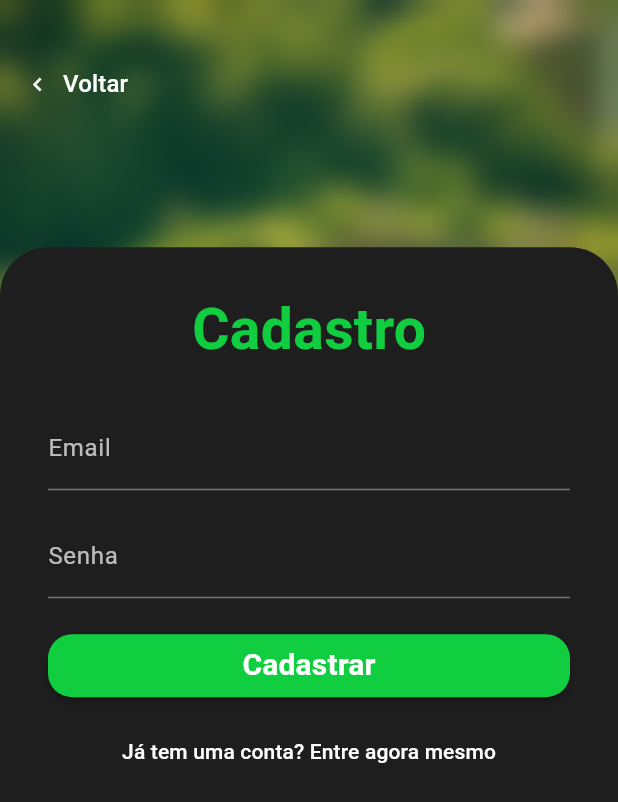
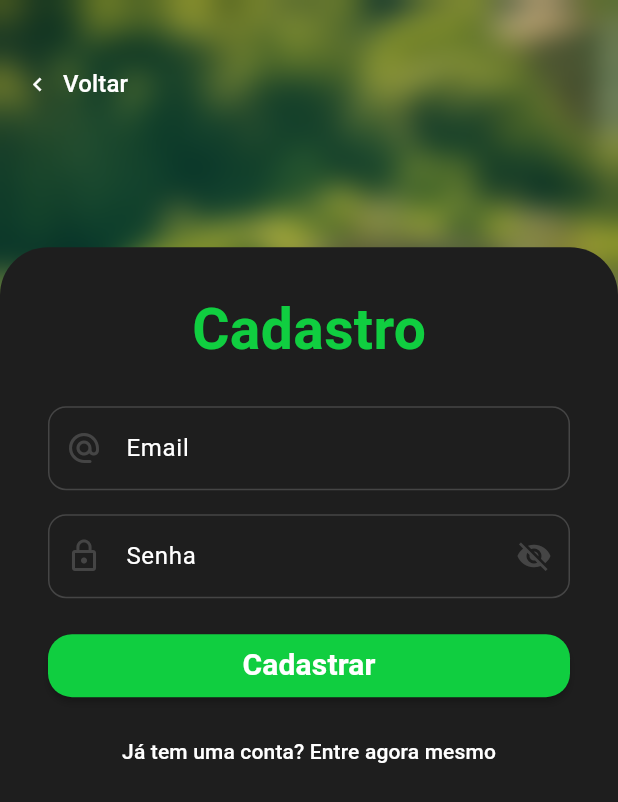
Before and after one commit to DiRezze/smart_house_app, a Flutter app: the screen it shows after launch, after a tap on "Cadastro", on a phone screen of 412 x 824 dp. Shown: the top 802 px of the screen. Run offline on Flutter 3.47's test engine with Material 3 defaults, Android fonts, the phone set to English and light mode, and no system bars; our stand-ins replace firebase_auth, firebase_core, flutter_dotenv; accounts and stored records are empty.

Commit message:
feat(auth): add auth forms input custom widget

```diff
--- a/lib/screens/landing_page.dart
+++ b/lib/screens/landing_page.dart
@@ -1,5 +1,4 @@
 import 'package:flutter/material.dart';
-import 'package:smart_house_app/theme/app_colors.dart';
 import 'package:smart_house_app/widgets/landing_button.dart';
 
 class LandingPage extends StatelessWidget{
--- a/lib/screens/login_page.dart
+++ b/lib/screens/login_page.dart
@@ -1,5 +1,6 @@
 import 'package:flutter/material.dart';
 import 'package:smart_house_app/services/auth_service.dart';
+import 'package:smart_house_app/widgets/auth_input.dart';
 import 'package:smart_house_app/widgets/landing_button.dart';
 import 'package:smart_house_app/widgets/layouts/auth_layout.dart';
 
@@ -48,24 +49,19 @@ class _LoginPageState extends State<LoginPage> {
         child: Column(
           crossAxisAlignment: CrossAxisAlignment.stretch,
           children: [
-            TextFormField(
-              decoration: const InputDecoration(
-                labelText: 'Email',
-                labelStyle: TextStyle(color: Colors.white),
-              ),
-              style: const TextStyle(color: Colors.white),
+            AuthInputField(
+              labelText: 'Email',
+              prefixIcon: Icons.alternate_email_rounded,
               keyboardType: TextInputType.emailAddress,
               validator: (value) =>
               value != null && value.contains('@') ? null : 'Email inválido',
               onSaved: (value) => _email = value!.trim(),
             ),
             const SizedBox(height: 16),
-            TextFormField(
-              decoration: const InputDecoration(
-                labelText: 'Senha',
-                labelStyle: TextStyle(color: Colors.white),
-              ),
-              style: const TextStyle(color: Colors.white),
+            AuthInputField(
+              labelText: 'Senha',
+              prefixIcon: Icons.lock_outline,
+              keyboardType: TextInputType.visiblePassword,
               obscureText: true,
               validator: (value) =>
               value != null && value.length >= 6 ? null : 'Mínimo 6 caracteres',
--- a/lib/screens/signup_page.dart
+++ b/lib/screens/signup_page.dart
@@ -1,4 +1,5 @@
 import 'package:flutter/material.dart';
+import 'package:smart_house_app/widgets/auth_input.dart';
 import 'package:smart_house_app/widgets/landing_button.dart';
 import 'package:smart_house_app/widgets/layouts/auth_layout.dart';
 import 'package:smart_house_app/services/auth_service.dart';
@@ -49,32 +50,22 @@ class _SignupPageState extends State<SignupPage> {
         key: _formKey,
         child: Column(
           children: [
-            TextFormField(
+            AuthInputField(
+              labelText: "Email",
+              prefixIcon: Icons.alternate_email_rounded,
+              keyboardType: TextInputType.emailAddress,
+              obscureText: false,
               controller: _emailController,
-              style: const TextStyle(color: Colors.white),
-              decoration: const InputDecoration(
-                labelText: 'Email',
-                labelStyle: TextStyle(color: Colors.white70),
-              ),
-              validator: (value) {
-                if (value == null || value.isEmpty) return 'Digite um e-mail';
-                if (!value.contains('@')) return 'E-mail inválido';
-                return null;
-              },
+              validator: (value) => value != null && value.contains('@') ? null : 'Email inválido',
             ),
             const SizedBox(height: 16),
-            TextFormField(
+            AuthInputField(
+              labelText: "Senha",
+              prefixIcon: Icons.lock_outline,
+              keyboardType: TextInputType.visiblePassword,
+              obscureText: true,
               controller: _passwordController,
-              style: const TextStyle(color: Colors.white),
-              obscureText: true,
-              decoration: const InputDecoration(
-                labelText: 'Senha',
-                labelStyle: TextStyle(color: Colors.white70),
-              ),
-              validator: (value) {
-                if (value == null || value.length < 6) return 'Mínimo de 6 caracteres';
-                return null;
-              },
+              validator: (value) => value != null && value.length >= 6 ? null : 'Mínimo 6 caracteres',
             ),
             const SizedBox(height: 24),
             _isLoading
--- a/lib/theme/app_colors.dart
+++ b/lib/theme/app_colors.dart
@@ -5,5 +5,9 @@ class AppColors {
   static const secondary = Color(0xFF00741D);
   static const background = Color(0xFF1E1E1E);
   static const gray = Color(0xFF252424);
+  static const outline = Color(0x4D9E9E9E);
+  static const selectOutline = Color(0x4DAEAEAE);
+  static const errorOutline = Color(0xFFD23C3C);
   static const navBackground = Color(0xFF0A0A0A);
+  static const inputBackground = Color(0xFF282828);
 }
--- /dev/null
+++ b/lib/widgets/auth_input.dart
@@ -0,0 +1,84 @@
+import 'package:flutter/material.dart';
+import 'package:smart_house_app/theme/app_colors.dart';
+
+class AuthInputField extends StatefulWidget {
+  final String labelText;
+  final IconData prefixIcon;
+  final TextInputType keyboardType;
+  final String? Function(String?)? validator;
+  final TextEditingController? controller;
+  final void Function(String?)? onSaved;
+  final bool obscureText;
+
+  const AuthInputField({
+    super.key,
+    required this.labelText,
+    required this.prefixIcon,
+    required this.keyboardType,
+    this.validator,
+    this.onSaved,
+    this.obscureText = false,
+    this.controller,
+  });
+
+  @override
+  State<AuthInputField> createState() => _CustomTextFormFieldState();
+}
+
+class _CustomTextFormFieldState extends State<AuthInputField> {
+  bool _obscure = true;
+
+  @override
+  void initState() {
+    super.initState();
+    _obscure = widget.obscureText;
+  }
+
+  @override
+  Widget build(BuildContext context) {
+    return TextFormField(
+      controller: widget.controller,
+      decoration: InputDecoration(
+        labelText: widget.labelText,
+        labelStyle: const TextStyle(color: Colors.white),
+        prefixIcon: Icon(widget.prefixIcon, color: AppColors.outline),
+        suffixIcon: widget.obscureText
+            ? IconButton(
+          icon: Icon(
+            _obscure ? Icons.visibility_off : Icons.visibility,
+            color: AppColors.outline,
+          ),
+          onPressed: () {
+            setState(() {
+              _obscure = !_obscure;
+            });
+          },
+        )
+            : null,
+        enabledBorder: OutlineInputBorder(
+          borderRadius: BorderRadius.circular(12),
+          borderSide: const BorderSide(color: AppColors.outline, width: 1),
+        ),
+        focusedBorder: OutlineInputBorder(
+          borderRadius: BorderRadius.circular(12),
+          borderSide: const BorderSide(color: AppColors.selectOutline, width: 2),
+        ),
+        errorBorder: OutlineInputBorder(
+          borderRadius: BorderRadius.circular(12),
+          borderSide: const BorderSide(color: AppColors.errorOutline, width: 1),
+        ),
+        focusedErrorBorder: OutlineInputBorder(
+          borderRadius: BorderRadius.circular(12),
+          borderSide: const BorderSide(color: AppColors.errorOutline, width: 2),
+        ),
+        filled: true,
+        fillColor: AppColors.background,
+      ),
+      style: const TextStyle(color: Colors.white),
+      keyboardType: widget.keyboardType,
+      validator: widget.validator,
+      onSaved: widget.onSaved,
+      obscureText: _obscure,
+    );
+  }
+}
```
